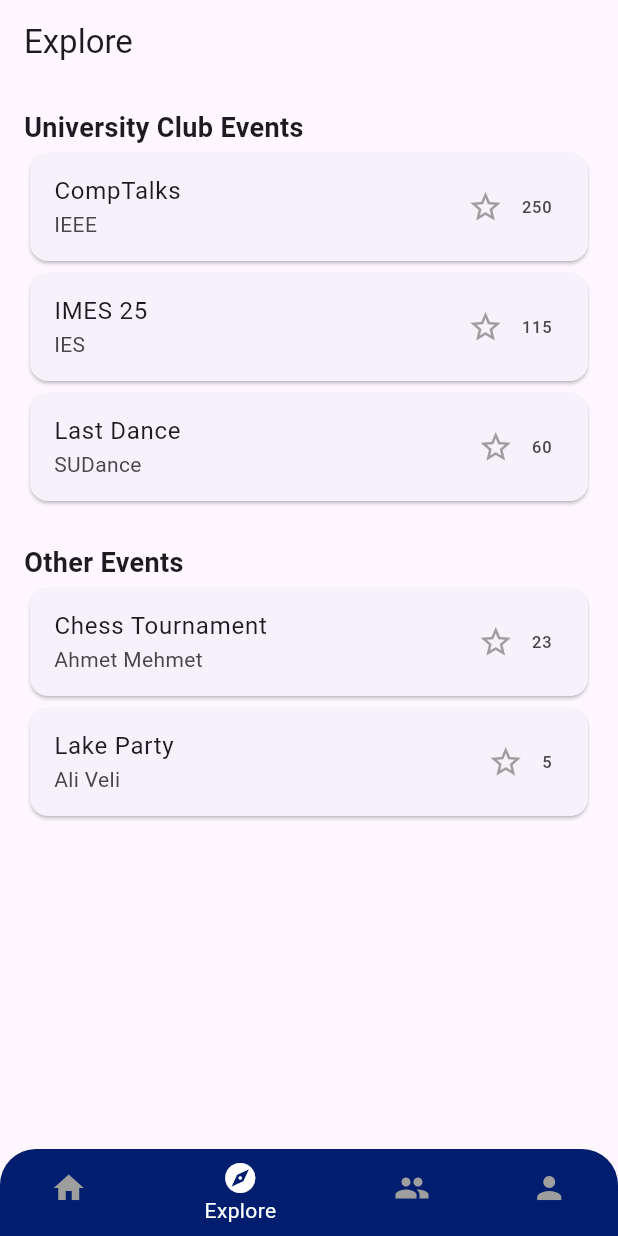
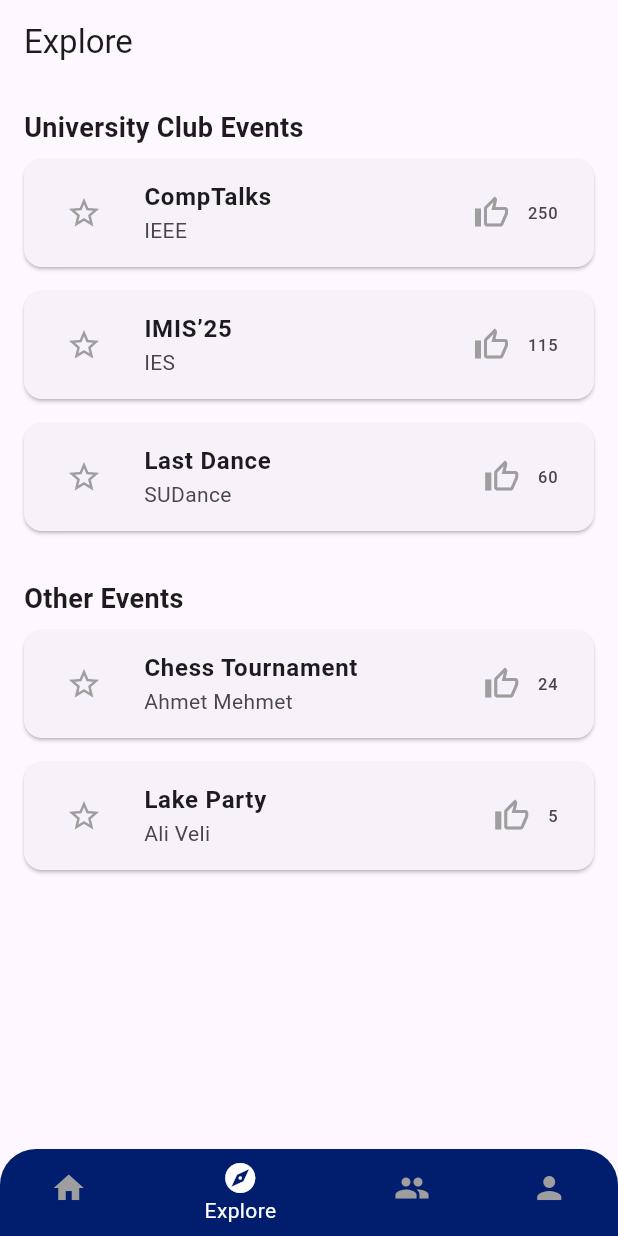
Before and after one commit to DenizGurleyen/SuEvent-310, a Flutter app: the ExplorePage screen opened by its route, on a phone screen of 412 x 824 dp. Run offline on Flutter 3.47's test engine with Material 3 defaults, Android fonts, the phone set to English and light mode, and no system bars; Roboto replaces fonts that are missing (Poppins).

Commit message:
Copy login branch files to feature/events

```diff
--- a/lib/screens/explore_page.dart
+++ b/lib/screens/explore_page.dart
@@ -1,6 +1,5 @@
 import 'package:flutter/material.dart';
 import '../widgets/custom_bottom_nav.dart';
-import '../utils/app_colors.dart';
 
 class ExplorePage extends StatefulWidget {
   const ExplorePage({super.key});
@@ -11,36 +10,91 @@
 
 class _ExplorePageState extends State<ExplorePage> {
   final List<Map<String, dynamic>> universityEvents = [
-    {'title': 'CompTalks', 'club': 'IEEE', 'likes': 250, 'liked': false},
-    {'title': 'IMES 25', 'club': 'IES', 'likes': 115, 'liked': false},
-    {'title': 'Last Dance', 'club': 'SUDance', 'likes': 60, 'liked': false},
+    {'title': 'CompTalks', 'club': 'IEEE', 'likes': 250, 'liked': false, 'favorited': false},
+    {'title': 'IMIS’25', 'club': 'IES', 'likes': 115, 'liked': false, 'favorited': false},
+    {'title': 'Last Dance', 'club': 'SUDance', 'likes': 60, 'liked': false, 'favorited': false},
   ];
 
   final List<Map<String, dynamic>> otherEvents = [
-    {'title': 'Chess Tournament', 'organizer': 'Ahmet Mehmet', 'likes': 23, 'liked': false},
-    {'title': 'Lake Party', 'organizer': 'Ali Veli', 'likes': 5, 'liked': false},
+    {'title': 'Chess Tournament', 'organizer': 'Ahmet Mehmet', 'likes': 24, 'liked': false, 'favorited': false},
+    {'title': 'Lake Party', 'organizer': 'Ali Veli', 'likes': 5, 'liked': false, 'favorited': false},
   ];
 
   void toggleLike(List<Map<String, dynamic>> events, int index) {
     setState(() {
-      events[index]['liked'] = !(events[index]['liked'] as bool);
+      bool liked = events[index]['liked'];
+      events[index]['liked'] = !liked;
+      events[index]['likes'] += liked ? -1 : 1;
     });
   }
 
-  Widget buildEventCard(Map<String, dynamic> event, bool isUniversity, int index) {
+  void toggleFavorite(List<Map<String, dynamic>> events, int index) {
+    setState(() {
+      events[index]['favorited'] = !events[index]['favorited'];
+    });
+  }
+
+  @override
+  Widget build(BuildContext context) {
+    return Scaffold(
+      bottomNavigationBar: const CustomBottomNav(currentIndex: 1),
+      appBar: AppBar(
+        title: const Text("Explore"),
+        automaticallyImplyLeading: false, // Sol üstteki geri tuşunu kaldırır
+      ),
+      body: Padding(
+        padding: const EdgeInsets.all(16),
+        child: ListView(
+          children: [
+            const Text("University Club Events", style: TextStyle(fontSize: 18, fontWeight: FontWeight.bold)),
+            ...List.generate(universityEvents.length, (index) {
+              return buildEventCard(universityEvents[index], true, index);
+            }),
+            const SizedBox(height: 24),
+            const Text("Other Events", style: TextStyle(fontSize: 18, fontWeight: FontWeight.bold)),
+            ...List.generate(otherEvents.length, (index) {
+              return buildEventCard(otherEvents[index], false, index);
+            }),
+          ],
+        ),
+      ),
+    );
+  }
+
+  Widget buildEventCard(Map<String, dynamic> event, bool isClubEvent, int index) {
     return Card(
+      margin: const EdgeInsets.symmetric(vertical: 8),
       child: ListTile(
-        title: Text(event['title']),
-        subtitle: Text(isUniversity ? event['club'] : event['organizer']),
+        leading: IconButton(
+          icon: Icon(
+            event['favorited'] ? Icons.star : Icons.star_border,
+            color: event['favorited'] ? Colors.amber : Colors.grey,
+          ),
+          onPressed: () {
+            if (isClubEvent) {
+              toggleFavorite(universityEvents, index);
+            } else {
+              toggleFavorite(otherEvents, index);
+            }
+          },
+        ),
+        title: Text(event['title'], style: const TextStyle(fontSize: 16, fontWeight: FontWeight.w600)),
+        subtitle: Text(isClubEvent ? event['club'] : event['organizer']),
         trailing: Row(
           mainAxisSize: MainAxisSize.min,
           children: [
             IconButton(
               icon: Icon(
-                event['liked'] ? Icons.star : Icons.star_border,
-                color: event['liked'] ? Colors.amber : Colors.grey,
+                event['liked'] ? Icons.thumb_up : Icons.thumb_up_outlined,
+                color: event['liked'] ? Colors.blue : Colors.grey,
               ),
-              onPressed: () => toggleLike(isUniversity ? universityEvents : otherEvents, index),
+              onPressed: () {
+                if (isClubEvent) {
+                  toggleLike(universityEvents, index);
+                } else {
+                  toggleLike(otherEvents, index);
+                }
+              },
             ),
             Text(event['likes'].toString()),
           ],
@@ -48,27 +102,4 @@
       ),
     );
   }
-
-  @override
-  Widget build(BuildContext context) {
-    return Scaffold(
-      appBar: AppBar(
-        title: const Text("Explore"),
-        automaticallyImplyLeading: false, // geri butonunu gizle
-      ),
-      body: Padding(
-        padding: const EdgeInsets.all(16),
-        child: ListView(
-          children: [
-            const Text("University Club Events", style: TextStyle(fontSize: 18, fontWeight: FontWeight.bold)),
-            ...List.generate(universityEvents.length, (index) => buildEventCard(universityEvents[index], true, index)),
-            const SizedBox(height: 24),
-            const Text("Other Events", style: TextStyle(fontSize: 18, fontWeight: FontWeight.bold)),
-            ...List.generate(otherEvents.length, (index) => buildEventCard(otherEvents[index], false, index)),
-          ],
-        ),
-      ),
-      bottomNavigationBar: const CustomBottomNav(currentIndex: 1),
-    );
-  }
 }
```
